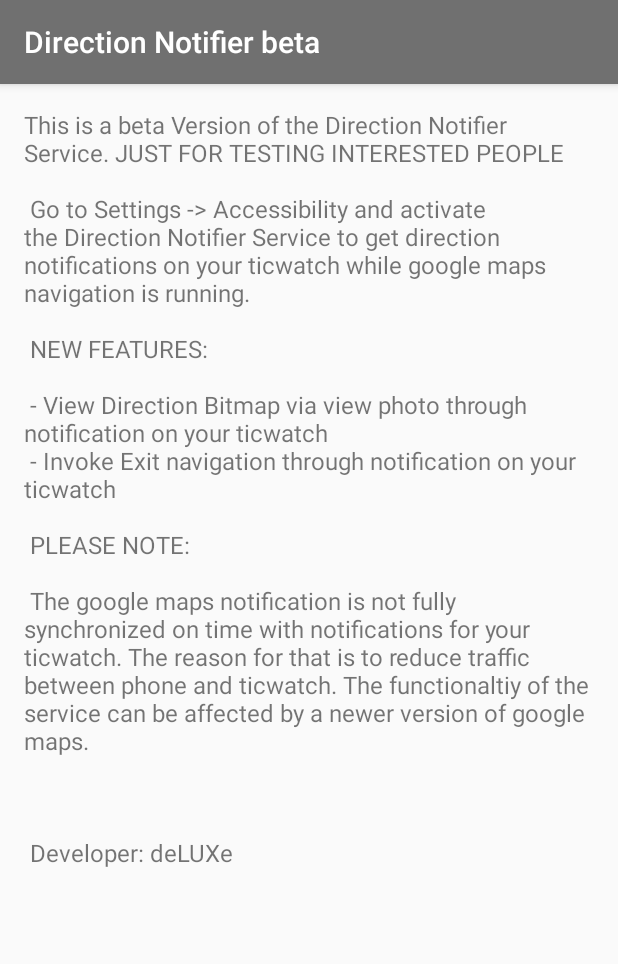
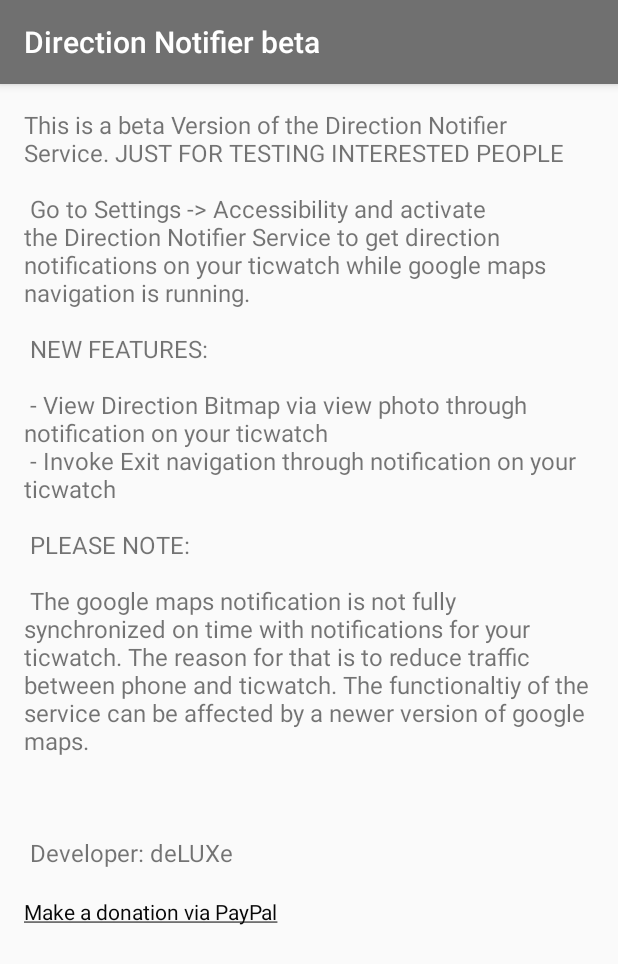
Before and after one commit to ThomasSchmitz1981/DirectionNotifier, an Android app: the screen it shows after launch (MainActivity), on a phone screen of 412 x 824 dp. Shown: the top 964 px of the screen. Run offline under Robolectric (Android 15) with nearby library versions, the phone set to English and light mode, and no system bars.

Commit message:
adds donation link

```diff
--- a/mobile/src/main/java/de/luxe/direction/notifier/MainActivity.java
+++ b/mobile/src/main/java/de/luxe/direction/notifier/MainActivity.java
@@ -8,6 +8,8 @@ package de.luxe.direction.notifier;
 
 import android.os.Bundle;
 import android.support.v7.app.AppCompatActivity;
+import android.text.method.LinkMovementMethod;
+import android.widget.TextView;
 
 public class MainActivity extends AppCompatActivity {
 
@@ -15,6 +17,8 @@ public class MainActivity extends AppCompatActivity {
     public void onCreate(Bundle savedInstanceState) {
         super.onCreate(savedInstanceState);
         setContentView(R.layout.activity_main);
+        TextView donate = (TextView) findViewById(R.id.infoTxtDonate);
+        donate.setMovementMethod(LinkMovementMethod.getInstance());
 
     }
 
--- a/mobile/src/main/res/layout/activity_main.xml
+++ b/mobile/src/main/res/layout/activity_main.xml
@@ -6,10 +6,17 @@
     android:paddingLeft="@dimen/activity_horizontal_margin"
     android:paddingRight="@dimen/activity_horizontal_margin"
     android:paddingTop="@dimen/activity_vertical_margin">
-
     <ScrollView
         android:layout_width="wrap_content"
         android:layout_height="wrap_content">
+
+        <TableLayout xmlns:android="http://schemas.android.com/apk/res/android"
+            android:layout_width="fill_parent"
+            android:layout_height="fill_parent"
+            android:stretchColumns="1">
+
+            <TableRow>
+
                 <TextView
                     android:id="@+id/main_text"
                     android:layout_width="wrap_content"
@@ -17,5 +24,16 @@
                     android:layout_centerInParent="true"
                     android:text="@string/dir_service_settings"
                     android:textSize="16sp" />
+            </TableRow>
+
+            <TableRow>
+
+                <TextView
+                    android:id="@+id/infoTxtDonate"
+                    android:layout_width="wrap_content"
+                    android:layout_height="wrap_content"
+                    android:text="@string/txtDonate" />
+            </TableRow>
+        </TableLayout>
     </ScrollView>
 </RelativeLayout>
--- a/mobile/src/main/res/values/strings.xml
+++ b/mobile/src/main/res/values/strings.xml
@@ -18,7 +18,8 @@
     The google maps notification is not fully synchronized on time with notifications for your ticwatch.
     The reason for that is to reduce traffic between phone and ticwatch.
     The functionaltiy of the service can be affected by a newer version of google maps.\n\n\n\n
-        Developer: deLUXe
+        Developer: deLUXe \n
     </string>
-    <string name="title_activity_direction_bitmap">DirectionBitmapActivity</string>
+    <string name="txtDonate"><a href="https://www.paypal.me/deLUXe81">Make a donation via PayPal</a></string>
+
 </resources>
```
Also changed, not shown: mobile/src/main/AndroidManifest.xml (+0 -14 lines), mobile/src/main/java/de/luxe/direction/notifier/DirectionBitmapActivity.java (deleted, +0 -29 lines), mobile/src/main/res/layout/activity_direction_bitmap.xml (deleted, +0 -12 lines). Lines whose indentation alone changed are shown as unchanged.
